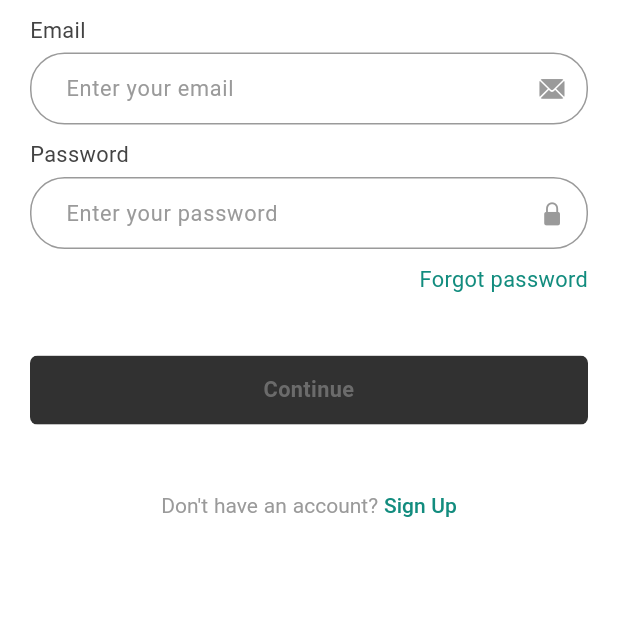
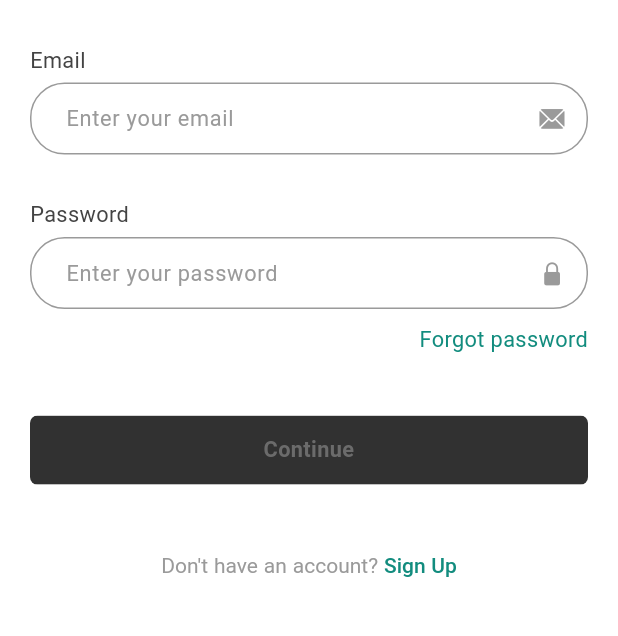
Before and after one commit to sahilchavan94/flutter_clean_architecture_blog_app, a Flutter app: the screen it shows after launch, after a tap on an icon or button, on a phone screen of 412 x 824 dp, the part 245-881 px from its top. Run offline on Flutter 3.47's test engine with Material 3 defaults, Android fonts, the phone set to English and light mode, and no system bars; our stand-ins replace bloc, cached_network_image, carousel_slider, dotted_border, firebase_auth, firebase_core and 10 more; accounts and stored records are empty.

```diff
--- a/lib/features/auth/presentation/pages/signin_view.dart
+++ b/lib/features/auth/presentation/pages/signin_view.dart
@@ -145,6 +145,7 @@ class _SignInViewState extends State<SignInView> with AuthValidators {
                             suffixIcon: const Icon(
                               CupertinoIcons.mail_solid,
                             ),
+                            applyTopPadding: true,
                           ),
                           AuthInputWidget(
                             hintText: 'Enter your password',
@@ -159,6 +160,7 @@ class _SignInViewState extends State<SignInView> with AuthValidators {
                             suffixIcon: const Icon(
                               CupertinoIcons.lock_fill,
                             ),
+                            applyTopPadding: true,
                             validator: passwordValidator,
                           ),
                           GestureDetector(
--- a/lib/features/auth/presentation/pages/signup_view.dart
+++ b/lib/features/auth/presentation/pages/signup_view.dart
@@ -140,8 +140,10 @@ class _SignUpViewState extends State<SignUpView> with AuthValidators {
                                 labelText: 'First name',
                                 textEditingController: _firstNameController,
                                 validator: validator,
-                                suffixIcon:
-                                    const Icon(CupertinoIcons.person_fill),
+                                suffixIcon: const Icon(
+                                  CupertinoIcons.person_fill,
+                                ),
+                                applyTopPadding: true,
                               ),
                               AuthInputWidget(
                                 width: MediaQuery.of(context).size.width * .44,
@@ -149,8 +151,10 @@ class _SignUpViewState extends State<SignUpView> with AuthValidators {
                                 labelText: 'Last name',
                                 textEditingController: _lastNameController,
                                 validator: validator,
-                                suffixIcon:
-                                    const Icon(CupertinoIcons.person_fill),
+                                suffixIcon: const Icon(
+                                  CupertinoIcons.person_fill,
+                                ),
+                                applyTopPadding: true,
                               ),
                             ],
                           ),
@@ -159,7 +163,10 @@ class _SignUpViewState extends State<SignUpView> with AuthValidators {
                             labelText: 'Email',
                             textEditingController: _emailController,
                             validator: emailValidator,
-                            suffixIcon: const Icon(CupertinoIcons.mail_solid),
+                            suffixIcon: const Icon(
+                              CupertinoIcons.mail_solid,
+                            ),
+                            applyTopPadding: true,
                           ),
                           AuthInputWidget(
                             hintText: 'Enter your password',
@@ -174,9 +181,11 @@ class _SignUpViewState extends State<SignUpView> with AuthValidators {
                                 hidePassword = !hidePassword;
                               });
                             },
+                            applyTopPadding: true,
                             validator: passwordValidator,
                           ),
                           AuthInputWidget(
+                            applyTopPadding: true,
                             hintText: 'Confirm your password',
                             labelText: 'Confirm password',
                             textEditingController: _confirmPasswordController,
```
